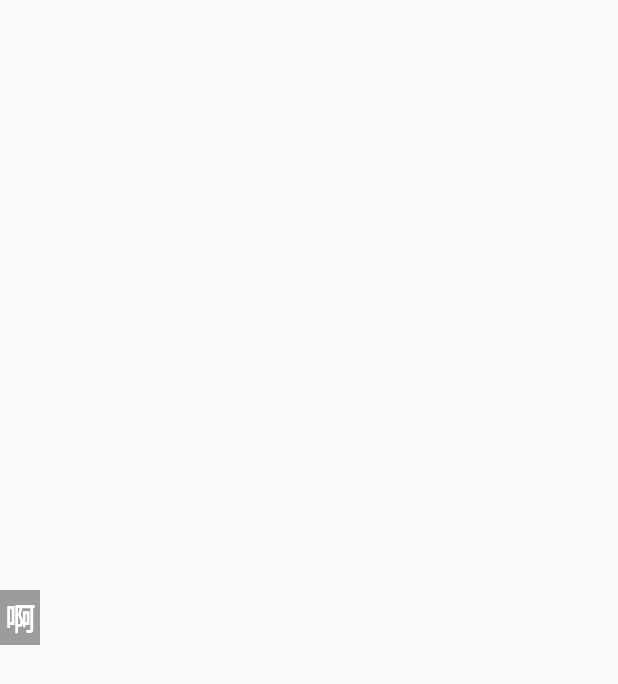
After one commit to hewenxuan/Customkeyboard, an Android app: the layout candidate_item.xml on its own in the app's theme, with its tools: preview values and no code run, on a phone screen of 412 x 824 dp. The commit adds this screen. Shown: the top 684 px of the screen. Run offline under Robolectric (Android 15) with nearby library versions, the light colour scheme and no system bars.

Commit message:
候选词布局用RecyclerView实现，待优化，很多细节待优化

```diff
--- a/app/build.gradle
+++ b/app/build.gradle
@@ -35,11 +35,7 @@ android {
 
 dependencies {
     implementation fileTree(dir: 'libs', include: ['*.jar'])
-    implementation 'androidx.appcompat:appcompat:1.1.0'
-    implementation 'androidx.constraintlayout:constraintlayout:1.1.3'
-    testImplementation 'junit:junit:4.12'
-    androidTestImplementation 'androidx.test:runner:1.2.0'
-    androidTestImplementation 'androidx.test.espresso:espresso-core:3.2.0'
+
     implementation project(':mycustomkeyboard')
     implementation project(':mykeyboard')
 }
--- a/app/src/main/AndroidManifest.xml
+++ b/app/src/main/AndroidManifest.xml
@@ -1,5 +1,7 @@
 <?xml version="1.0" encoding="utf-8"?>
 <manifest xmlns:android="http://schemas.android.com/apk/res/android"
+    xmlns:tools="http://schemas.android.com/tools"
+    xmlns:atools="http://schemas.android.com/apk/res-auto"
     package="com.customkeyboard.hl">
 
     <application
@@ -8,7 +10,8 @@
         android:label="@string/app_name"
         android:roundIcon="@mipmap/ic_launcher_round"
         android:supportsRtl="true"
-        android:theme="@style/AppTheme">
+        android:theme="@style/AppTheme"
+        >
         <activity android:name=".MainActivity"
             >
             <intent-filter>
--- a/app/src/main/java/com/customkeyboard/hl/MainActivity.java
+++ b/app/src/main/java/com/customkeyboard/hl/MainActivity.java
@@ -1,10 +1,11 @@
 package com.customkeyboard.hl;
 
-import androidx.appcompat.app.AppCompatActivity;
+
 
 import android.inputmethodservice.Keyboard;
 import android.inputmethodservice.KeyboardView;
 import android.os.Bundle;
+import android.support.v7.app.AppCompatActivity;
 import android.text.Editable;
 import android.text.TextWatcher;
 import android.util.Log;
--- a/gradle.properties
+++ b/gradle.properties
@@ -14,3 +14,6 @@
 # Android operating system, and which are packaged with your app's APK
 # https://developer.android.com/topic/libraries/support-library/androidx-rn
 # Automatically convert third-party libraries to use AndroidX
+
+android.useAndroidX=false
+android.enableJetifier=false
--- a/mycustomkeyboard/build.gradle
+++ b/mycustomkeyboard/build.gradle
@@ -1,7 +1,7 @@
 apply plugin: 'com.android.library'
 
 android {
-    compileSdkVersion 27
+    compileSdkVersion 28
     buildToolsVersion "28.0.3"
 
     defaultConfig {
--- /dev/null
+++ b/mykeyboard/src/main/res/layout/candidate_item.xml
@@ -0,0 +1,13 @@
+<?xml version="1.0" encoding="utf-8"?>
+<TextView xmlns:android="http://schemas.android.com/apk/res/android"
+     android:layout_width="wrap_content"
+    android:id="@+id/item_name"
+    android:text="啊"
+    android:layout_gravity="center_vertical"
+    android:background="#60000000"
+    android:textColor="#ffffff"
+    android:textStyle="bold"
+    android:textSize="20sp"
+    android:padding="3dp"
+    android:layout_height="wrap_content">
+</TextView>
--- a/mykeyboard/src/main/res/layout/content_keyboard_bt.xml
+++ b/mykeyboard/src/main/res/layout/content_keyboard_bt.xml
@@ -15,7 +15,10 @@
         android:orientation="vertical"
         android:paddingBottom="3dp"
         android:visibility="visible">
-
+        <android.support.v7.widget.RecyclerView
+            android:id="@+id/recycler_view"
+            android:layout_width="match_parent"
+            android:layout_height="wrap_content" />
         <LinearLayout
             android:layout_width="match_parent"
             android:layout_height="wrap_content"
```
Also changed, not shown: build.gradle (+5 -3 lines), mykeyboard/build.gradle (+8 -0 lines), mykeyboard/src/main/java/com/mykeyboard/CandidateViewAdapter.java (added, +92 -0 lines), mykeyboard/src/main/java/com/mykeyboard/KeyBoardUtils.java (+35 -12 lines), gradle/wrapper/gradle-wrapper.properties.
